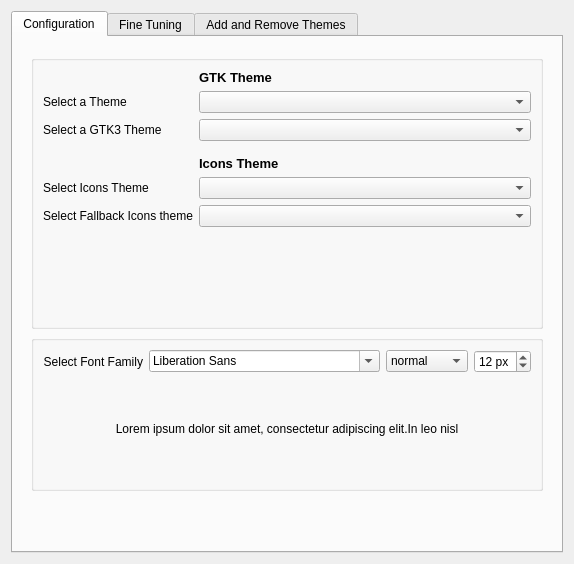
Above: src/ui/gui.ui from KDE/kde-gtk-config before the change. Below: the same form after it.
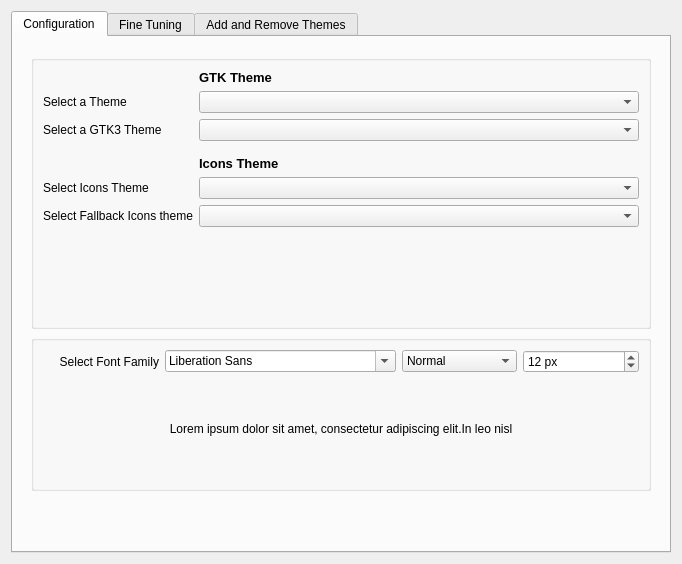
That is the form after the change. Icons and pictures are not drawn.

Diff of the .ui file:
```diff
--- a/src/ui/gui.ui
+++ b/src/ui/gui.ui
@@ -2,6 +2,14 @@
 <ui version="4.0">
  <class>GUI</class>
  <widget class="QWidget" name="GUI">
+  <property name="geometry">
+   <rect>
+    <x>0</x>
+    <y>0</y>
+    <width>682</width>
+    <height>564</height>
+   </rect>
+  </property>
   <property name="windowTitle">
    <string>Chakra Gtk Config</string>
   </property>
@@ -515,7 +523,7 @@
               <widget class="QComboBox" name="cb_font_style">
                <item>
                 <property name="text">
-                 <string>normal</string>
+                 <string>Normal</string>
                 </property>
                </item>
                <item>
```
Left out of the diff: 6 changed lines with no effect on the pictures.
